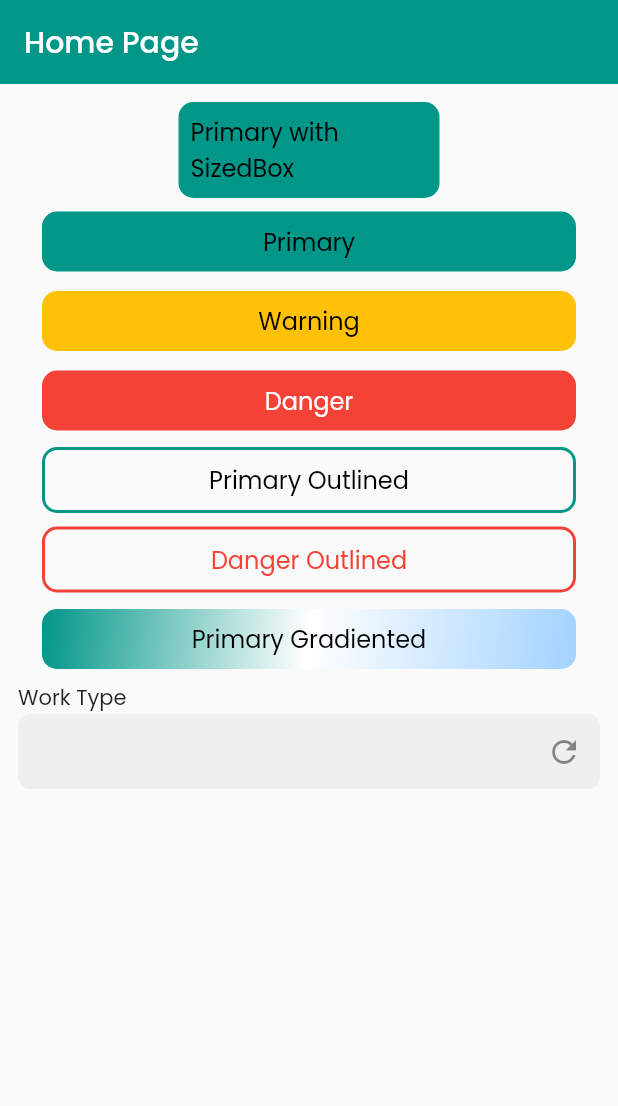
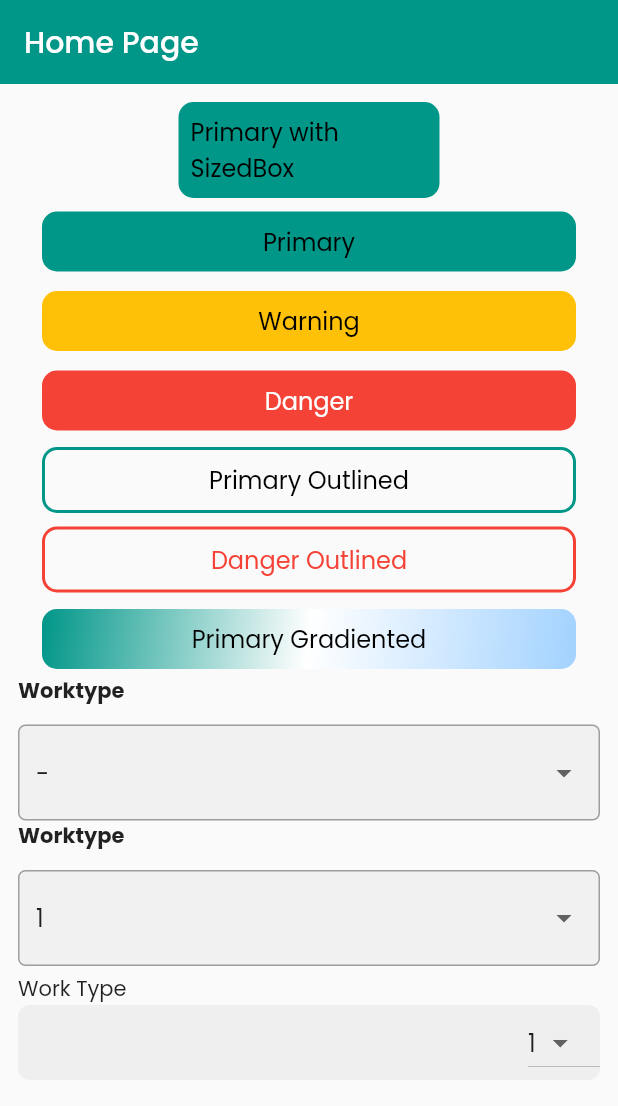
Before and after one commit to maulahaz/flt-zapp-bloc, a Flutter app: the screen it shows after launch, on a phone screen of 412 x 824 dp. Shown: the top 1106 px of the screen. Run offline on Flutter 3.47's test engine with Material 2 defaults, Android fonts, the phone set to English and light mode, and no system bars; our stand-ins replace dartz, flutter_bloc.

Commit message:
trial to configure Dropdown with Bloc

```diff
--- /dev/null
+++ b/lib/modules/home/models/worktype_mdl.dart
@@ -0,0 +1,70 @@
+import 'dart:convert';
+
+class WorktypeModel {
+  final int id;
+  final String? key;
+  final String? value;
+  WorktypeModel({
+    required this.id,
+    this.key,
+    this.value,
+  });
+
+  Map<String, dynamic> toMap() {
+    return {
+      'id': id,
+      'key': key,
+      'value': value,
+    };
+  }
+
+  factory WorktypeModel.fromMap(Map<String, dynamic> map) {
+    return WorktypeModel(
+      id: map['id']?.toInt() ?? 0,
+      key: map['key'] ?? '',
+      value: map['value'] ?? '',
+    );
+  }
+
+  String toJson() => json.encode(toMap());
+
+  factory WorktypeModel.fromJson(String source) => WorktypeModel.fromMap(json.decode(source));
+}
+
+final List<WorktypeModel> dataWorktype = [
+  WorktypeModel(
+    id: 1,
+    key: 'work1_start',
+    value: 'Shift-1 Morning Start',
+  ),
+  WorktypeModel(
+    id: 2,
+    key: 'work1_end',
+    value: 'Shift-1 Morning End',
+  ),
+  WorktypeModel(
+    id: 3,
+    key: 'work2_start',
+    value: 'Shift-2 Morning Start',
+  ),
+  WorktypeModel(
+    id: 4,
+    key: 'work2_end',
+    value: 'Shift-2 Morning End',
+  ),
+  WorktypeModel(
+    id: 5,
+    key: 'absence',
+    value: 'Not Present',
+  ),
+];
+
+final List<dynamic> dataWorktype2 = [
+  {'id': 1,'key': 'work1_start','value': 'Not Present1'},
+  {'id': 2,'key': 'work1_end','value': 'Not Present2'},
+  {'id': 3,'key': 'work1_start','value': 'Not Present3'},
+  {'id': 4,'key': 'work2_end','value': 'Not Present4'},
+  {'id': 5,'key': 'absence','value': 'Not Present5'},
+];
+
+final List<dynamic> dataWorktype3 = ['1', '2', '3'];
--- a/lib/modules/home/pages/home_pg.dart
+++ b/lib/modules/home/pages/home_pg.dart
@@ -1,5 +1,7 @@
 import 'package:flutter/material.dart';
 import 'package:flutter_app/widgets/x_widgets.dart';
+
+import '../x_homes.dart';
 
 class HomePage extends StatefulWidget {
   HomePage({super.key});
@@ -10,6 +12,8 @@ class HomePage extends StatefulWidget {
 
 class _HomePageState extends State<HomePage> {
   final txtLocation = TextEditingController();
+
+  WorktypeModel selectedWorktype = WorktypeModel(id: 1);
 
   @override
   void dispose() {
@@ -50,14 +54,42 @@ class _HomePageState extends State<HomePage> {
             MyButtons.primaryGradiented(context, 'Primary Gradiented',
                 () => print('Primary Gradiented')),
             //--Dropdown:
-            MyTextField.roundWidget('Work Type',
-                controller: txtLocation,
-                iconWidget: IconButton(
-                  icon: Icon(Icons.refresh),
-                  onPressed: () {
-                    print('Work Type');
-                  },
-                )),
+            // MyDropdown<WorktypeModel>(
+            //   value: selectedWorktype,
+            //   items: dataWorktype,
+            //   label: 'Worktype',
+            //   onChanged: (val) {
+            //     setState(() {
+            //       selectedWorktype = val!;
+            //     });
+            //   },
+            // ),
+            MyDropdown<dynamic>(
+              value: '-',
+              items: ['-'],
+              label: 'Worktype',
+              onChanged: (val) {},
+            ),
+            MyDropdown<dynamic>(
+              value: '1',
+              items: dataWorktype3,
+              label: 'Worktype',
+              onChanged: (val) {},
+            ),
+            MyTextField.roundWidget(
+              'Work Type',
+              controller: txtLocation,
+              iconWidget: DropdownButton(
+                value: '1',
+                items: dataWorktype3.map((v) {
+                  return DropdownMenuItem(
+                    value: v,
+                    child: Text(v.toString()),
+                  );
+                }).toList(),
+                onChanged: (val) {},
+              ),
+            ),
           ],
         ),
       ),
--- a/lib/modules/home/x_homes.dart
+++ b/lib/modules/home/x_homes.dart
@@ -2,7 +2,7 @@
 // export 'controllers/modules_ctr.dart';
 
 //--MODELS
-// export 'models/modules_mdl.dart';
+export 'models/worktype_mdl.dart';
 
 //--SERVICES
 // export 'services/modules_srv.dart';
--- /dev/null
+++ b/lib/widgets/my_dropdown.dart
@@ -0,0 +1,53 @@
+import 'package:flutter/material.dart';
+
+class MyDropdown<T> extends StatelessWidget {
+  final T value;
+  final List<T> items;
+  final String label;
+  final Function(T? value)? onChanged;
+
+  const MyDropdown({
+    super.key,
+    required this.value,
+    required this.items,
+    required this.label,
+    this.onChanged,
+  });
+
+  @override
+  Widget build(BuildContext context) {
+    return Column(
+      crossAxisAlignment: CrossAxisAlignment.start,
+      children: [
+        Text(
+          label,
+          style: const TextStyle(
+            fontSize: 14,
+            fontWeight: FontWeight.w700,
+          ),
+        ),
+        const SizedBox(height: 12.0),
+        DropdownButtonFormField<T>(
+          value: value,
+          onChanged: onChanged,
+          items: items.map((T item) {
+            return DropdownMenuItem<T>(
+              value: item,
+              child: Text(item.toString()),
+            );
+          }).toList(),
+          decoration: const InputDecoration(
+            border: OutlineInputBorder(
+              borderRadius: BorderRadius.all(Radius.circular(5.0)),
+              borderSide: BorderSide(color: Colors.grey),
+            ),
+            enabledBorder: OutlineInputBorder(
+              borderRadius: BorderRadius.all(Radius.circular(5.0)),
+              borderSide: BorderSide(color: Colors.grey),
+            ),
+          ),
+        ),
+      ],
+    );
+  }
+}
--- a/lib/widgets/x_widgets.dart
+++ b/lib/widgets/x_widgets.dart
@@ -6,6 +6,6 @@ export 'button_wdg.dart';
 export 'my_textfield.dart';
 export 'my_box_decoration.dart';
 export 'my_text.dart';
-// export 'myiconsnackbar_wdgt.dart';
+export 'my_dropdown.dart';
 // export 'myglassmorphic_wdgt.dart';
 // export 'myfunctions_wdgt.dart';
```
Also changed, not shown: 1 other file.
